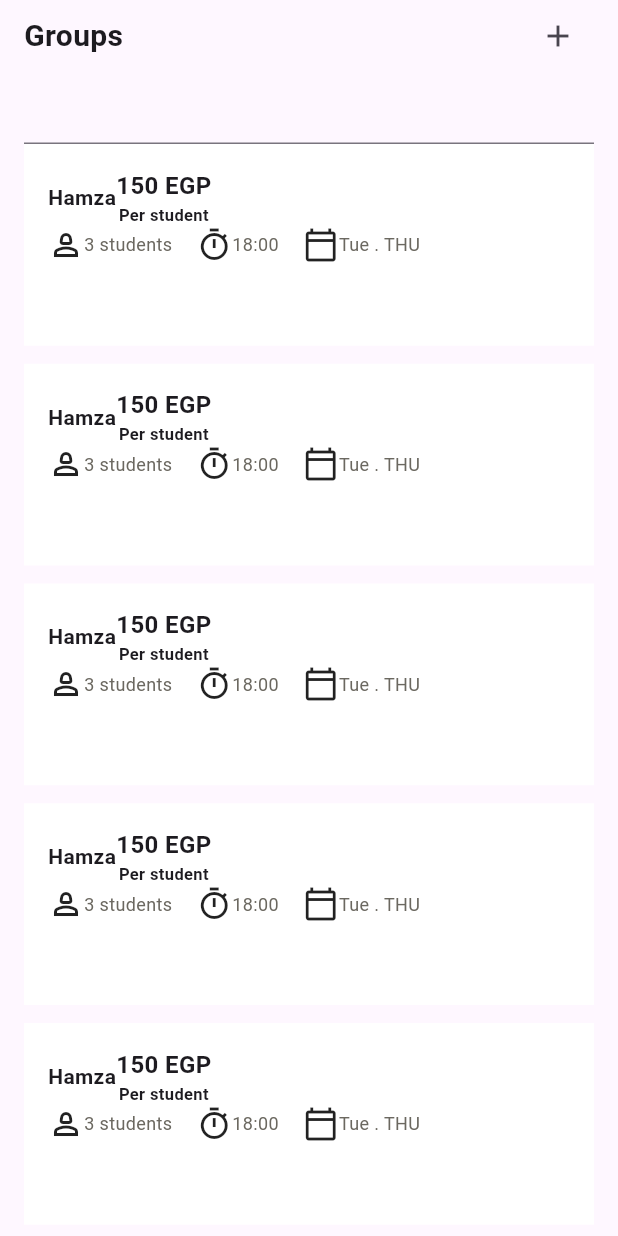
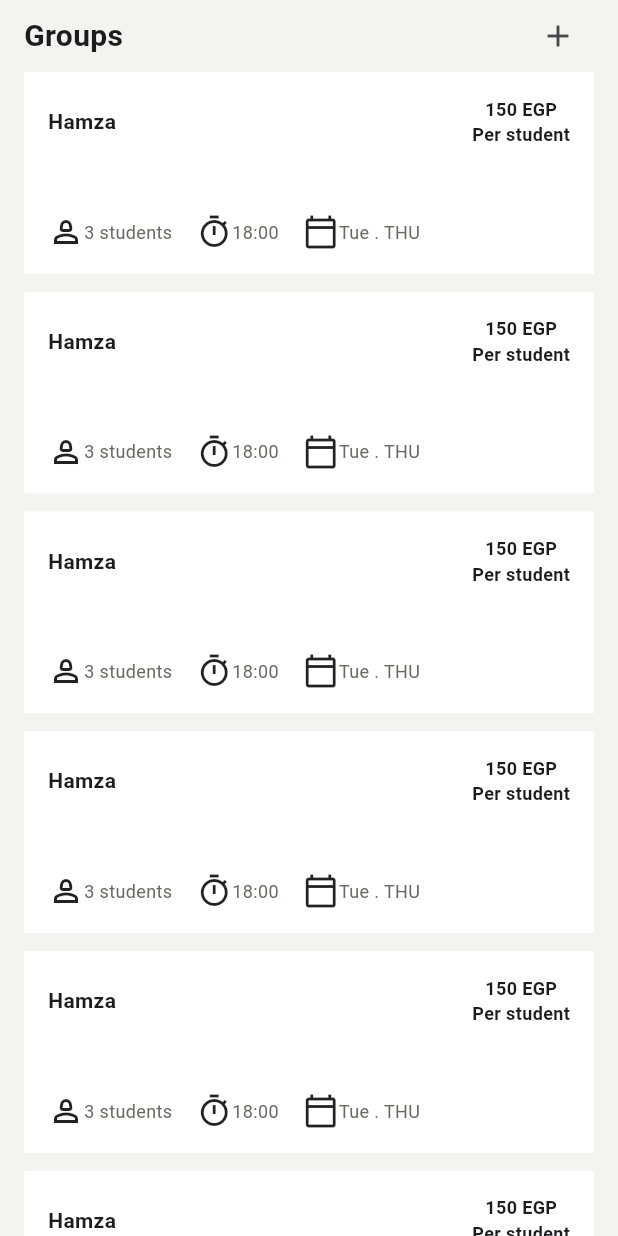
Before and after one commit to EyadWaleid/TutorDesk, a Flutter app: the GroupScreen screen opened directly, on a phone screen of 412 x 824 dp. Run offline on Flutter 3.47's test engine with Material 3 defaults, Android fonts, the phone set to English and light mode, and no system bars; our stand-ins replace drift, drift_flutter, flutter_bloc, flutter_screenutil, flutter_svg, get_it and 3 more; accounts and stored records are empty; generated files the repository leaves out were written again.

Commit message:
all th files are ready

```diff
--- /dev/null
+++ b/devtools_options.yaml
@@ -0,0 +1,3 @@
+description: This file stores settings for Dart & Flutter DevTools.
+documentation: https://docs.flutter.dev/tools/devtools/extensions#configure-extension-enablement-states
+extensions:
--- a/lib/Core/routes/routes.dart
+++ b/lib/Core/routes/routes.dart
@@ -1,35 +1,36 @@
+import 'package:flutter_bloc/flutter_bloc.dart';
 import 'package:go_router/go_router.dart';
+import 'package:tutordesk/Screens/GroupScreen/presentation/GroupsScreen.dart';
 import 'package:tutordesk/Screens/HomeScreen/presentation/Cubit/home_cubit.dart';
-import 'package:tutordesk/Screens/HomeScreen/presentation/view/homeScreen.dart';
-import 'package:flutter_bloc/flutter_bloc.dart';
+import 'package:tutordesk/Screens/HomeScreen/presentation/view/MainPage.dart';
 
+
+import '../../Screens/HomeScreen/presentation/view/homeScreen.dart';
 import '../DI/get_it.dart';
-
 class Routing {
   static final  GoRouter router = GoRouter(
   initialLocation: '/',
   routes: [
+  StatefulShellRoute.indexedStack(
+  builder: (context, state, navigationShell) =>
+      ScaffoldWithNavBar(navigationShell: navigationShell),
+branches: [
+  StatefulShellBranch(routes: [
   GoRoute(
   path: '/',
   builder: (context, state) => BlocProvider<HomeCubit>(
-    create: (context) => getIt<HomeCubit>()..getNumberOfSessions..getUserUpcomingSession..getNumberOfClasses..getNumberOfStudents,
-    child: HomeScreen(),
-  ),
-  ),
-  // GoRoute(
-  // path: '/details/:id',
-  // builder: (context, state) {
-  // final id = state.pathParameters['id'];
-  // return DetailsScreen(id: id);
-  // },
-  // ),
-  ],
-  // Optional redirect guard (e.g., Auth check)
-  // redirect: (context, state) {
-  // final isLoggedIn = checkAuthState(); // your logic
-  // final isLoggingIn = state.matchedLocation == '/login';
-  // if (!isLoggedIn && !isLoggingIn) return '/login';
-  // return null;
-  // },
+  create: (context) => getIt<HomeCubit>()..getNumberOfSessions..getUserUpcomingSession..getNumberOfClasses..getNumberOfStudents,
+  child: HomeScreen(),
+  ))
+  ]),
+  StatefulShellBranch(routes: [
+    GoRoute(path: '/search', builder: (_, __) => const GroupScreen()),
+  ]),
+  StatefulShellBranch(routes: [
+    GoRoute(path: '/profile', builder: (_, __) => const HomeScreen()),
+  ]),
+],
+  )
+],
   );
 }
--- a/lib/Screens/GroupScreen/presentation/GroupsScreen.dart
+++ b/lib/Screens/GroupScreen/presentation/GroupsScreen.dart
@@ -9,7 +9,9 @@ class GroupScreen extends StatelessWidget {
   @override
   Widget build(BuildContext context) {
     final themeColors = Theme.of(context).extension<TutorDeskColours>();
-    return Scaffold(
+    return SafeArea(
+      child: Scaffold(
+        backgroundColor: themeColors?.backgroundColour,
         body:  Padding(
           padding: const EdgeInsets.symmetric(horizontal: 16),
           child: SingleChildScrollView(
@@ -22,7 +24,9 @@ class GroupScreen extends StatelessWidget {
                     IconButton(onPressed: () {}, icon: Icon(Icons.add))
                   ],
                 ),
+/*
                 TextFormField(),
+*/
                 ListView.separated(
                     shrinkWrap: true,
                     physics: const NeverScrollableScrollPhysics(),
@@ -36,10 +40,11 @@ class GroupScreen extends StatelessWidget {
             ),
           ),
         ),
+      ),
     );
   }
 
-  Container GroupCard(TutorDeskColours? themeColors) {
+  Container GroupCard(TutorDeskColours? themeColors)  {
     return Container(
                 height: 134.5,
                 decoration: BoxDecoration(
@@ -52,14 +57,16 @@ class GroupScreen extends StatelessWidget {
                       Row(
                         children: [
                           Text("Hamza",style: TextStyle(fontSize:14 , fontWeight: FontWeight.bold ),),
+                       Spacer(),
                        Column(
                          children: [
-                           Text("150 EGP",style: TextStyle(fontSize: 16 , fontWeight: FontWeight.bold),),
-                           Text("Per student",style: TextStyle(fontSize: 11 , fontWeight: FontWeight.bold))
+                           Text("150 EGP",style: TextStyle(fontSize: 12 , fontWeight: FontWeight.bold),),
+                           Text("Per student",style: TextStyle(fontSize: 12 , fontWeight: FontWeight.bold))
                          ],
                        )
                         ],
                       ),
+                      Spacer(),
                       Row(
                         children: [
                           Icon(Icons.person_2_outlined),
--- a/lib/Screens/HomeScreen/presentation/view/UpcomingSessionsWiget.dart
+++ b/lib/Screens/HomeScreen/presentation/view/UpcomingSessionsWiget.dart
@@ -13,7 +13,7 @@ class UpcomingSessionsWidget extends StatelessWidget {
   @override
   Widget build(BuildContext context) {
     final themeColors = Theme.of(context).extension<TutorDeskColours>();
-    return BlocBuilder(
+    return BlocBuilder<HomeCubit , HomeState>(
         buildWhen: (previous, current) => current != previous,
         builder: (context, state) {
           if (state is UpcomingSessionsLoad) {
--- a/lib/Screens/HomeScreen/presentation/view/homeScreen.dart
+++ b/lib/Screens/HomeScreen/presentation/view/homeScreen.dart
@@ -1,11 +1,8 @@
 import 'package:flutter/material.dart';
-import 'package:tutordesk/Core/Style/AppColours.dart';
-import 'package:tutordesk/Screens/HomeScreen/presentation/Cubit/home_cubit.dart';
 import 'package:tutordesk/Screens/HomeScreen/presentation/view/AppbarWidget.dart';
 import 'package:tutordesk/Screens/HomeScreen/presentation/view/QuickActionFeatures.dart';
 import '../../../../Core/Style/coloursExtention.dart';
 import 'package:flutter_screenutil/flutter_screenutil.dart';
-import 'package:flutter_bloc/flutter_bloc.dart';
 
 import 'UpcomingSessionsWiget.dart';
 
```
Also changed, not shown: lib/Screens/HomeScreen/presentation/view/MainPage.dart (added, +25 -0 lines), lib/Core/database/AppDatabase.g.dart (added), lib/Core/database/DAO/academic_dao.g.dart (added), lib/Core/database/DAO/assessment_dao.g.dart (added), pubspec.lock, 3 other files. Lines whose indentation alone changed are shown as unchanged.
